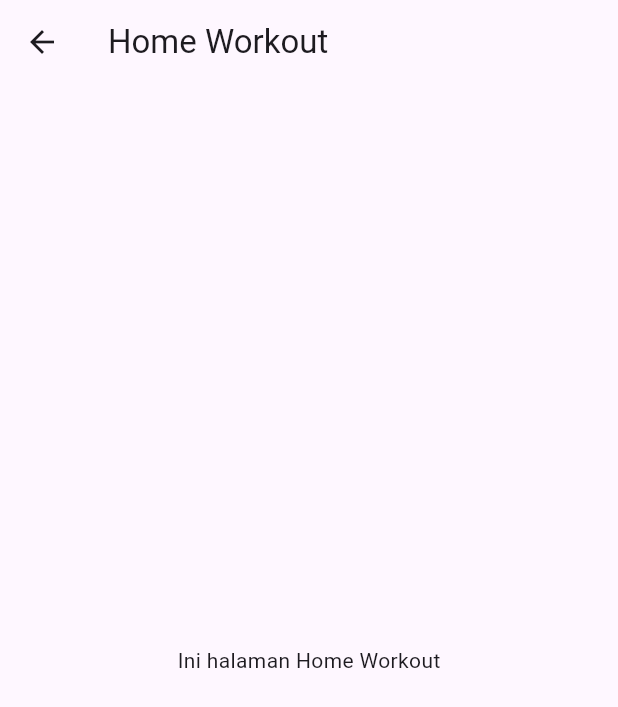
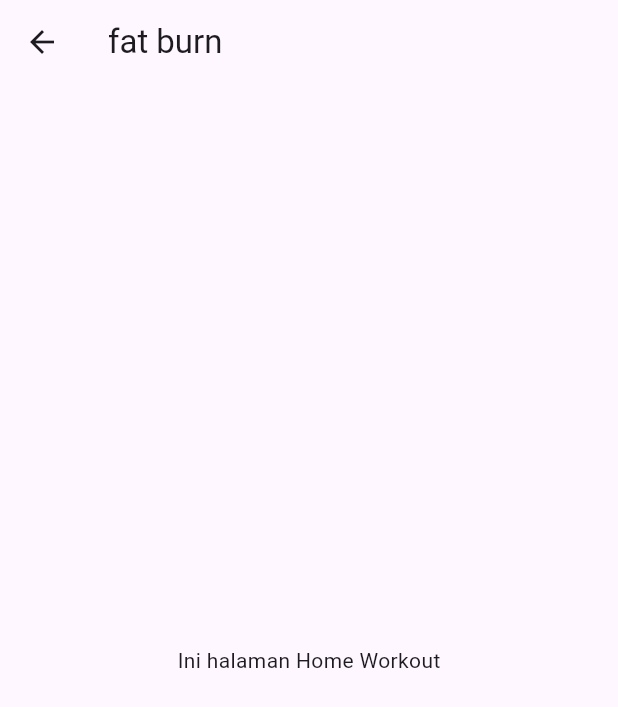
Before and after one commit to Juv-andrew/groupie, a Flutter app: the FatBurnPage screen opened directly, on a phone screen of 412 x 824 dp. Shown: the top 707 px of the screen. Run offline on Flutter 3.47's test engine with Material 3 defaults, Android fonts, the phone set to English and light mode, and no system bars.

Commit message:
ganti nama app bar
fat burn page

```diff
--- a/lib/fat_burn_page.dart
+++ b/lib/fat_burn_page.dart
@@ -6,7 +6,7 @@ class FatBurnPage extends StatelessWidget {
   @override
   Widget build(BuildContext context) {
     return Scaffold(
-      appBar: AppBar(title: Text("Home Workout")),
+      appBar: AppBar(title: Text("fat burn")),
       body: Center(child: Text("Ini halaman Home Workout")),
     );
   }
```
